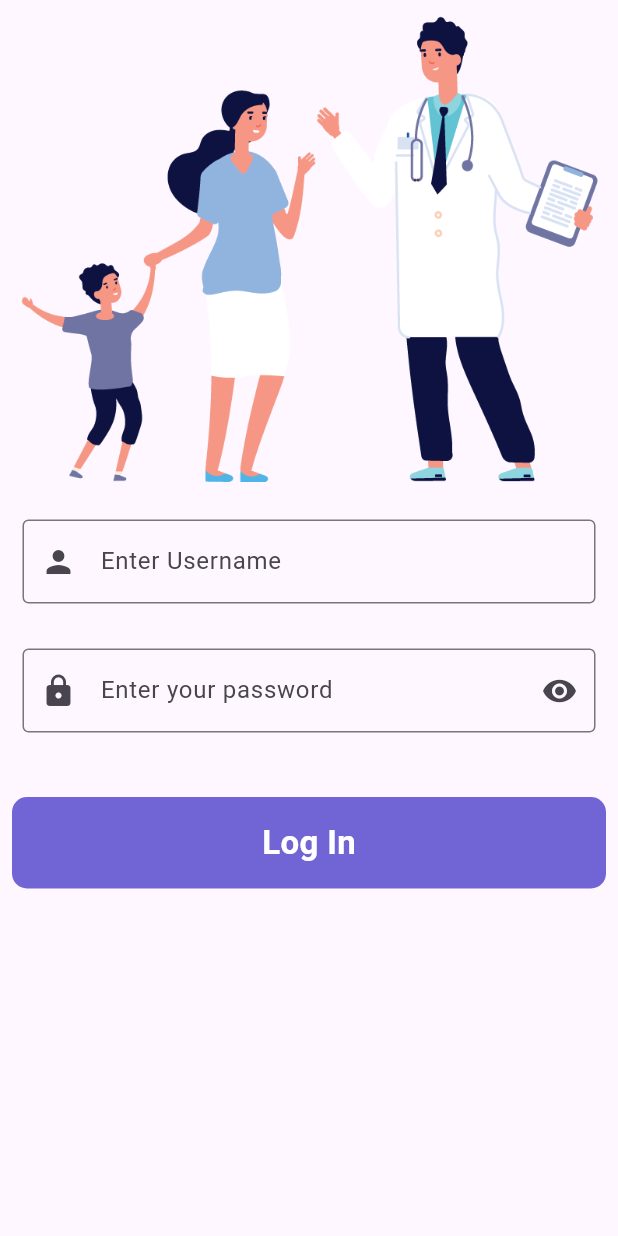
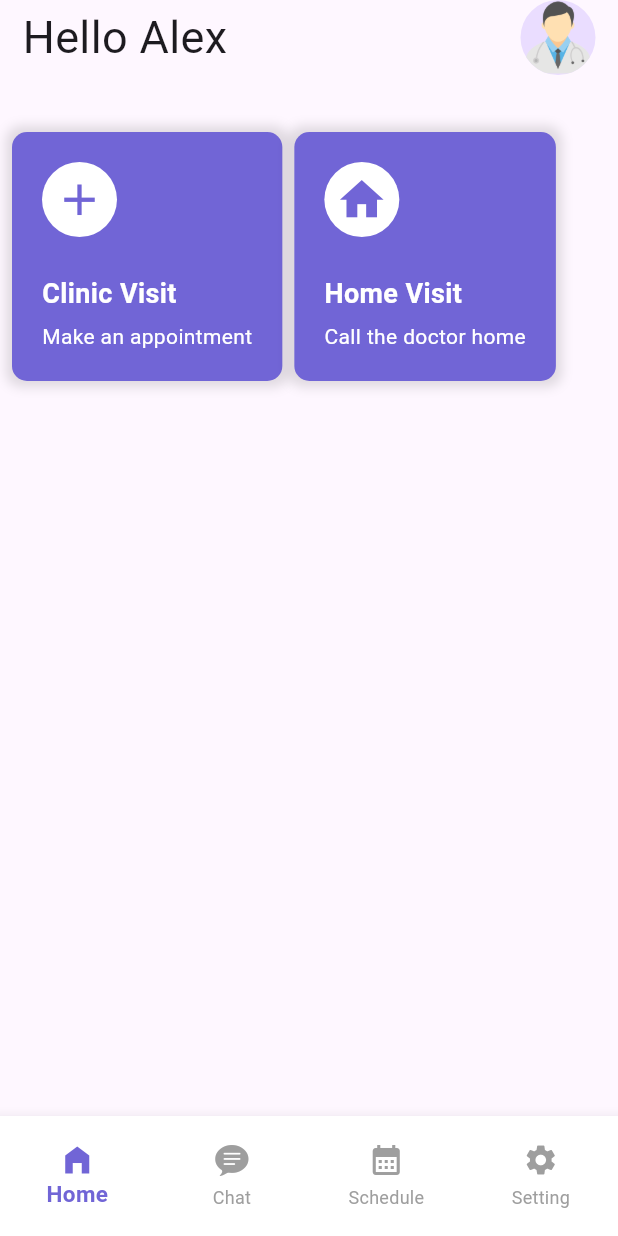
Before and after one commit to muhammedansaff/doctor_consultent, a Flutter app: the screen it shows after launch, after a tap on "SKIP", on a phone screen of 412 x 824 dp. Run offline on Flutter 3.47's test engine with Material 3 defaults, Android fonts, the phone set to English and light mode, and no system bars.

Commit message:
28-04-24

```diff
--- a/lib/pages/Welcomecreen.dart
+++ b/lib/pages/Welcomecreen.dart
@@ -1,5 +1,6 @@
 import 'package:doctor/pages/Signup.dart';
 import 'package:doctor/pages/login.dart';
+import 'package:doctor/widgest/navbar_roots.dart';
 import 'package:doctor/refactor/refactor.dart';
 import 'package:flutter/material.dart';
 
@@ -23,8 +24,10 @@ class Welcome_screen extends StatelessWidget {
                   alignment: Alignment.centerRight,
                   child: TextButton(
                     onPressed: () {
-                      Navigator.push(context,
-                          MaterialPageRoute(builder: (context) => Login()));
+                      Navigator.push(
+                          context,
+                          MaterialPageRoute(
+                              builder: (context) => const NavBarRoots()));
                     },
                     child: Text(
                       "SKIP",
--- /dev/null
+++ b/lib/pages/home.dart
@@ -0,0 +1,59 @@
+import 'package:doctor/refactor/refactor.dart';
+import 'package:flutter/material.dart';
+
+class HomeScreen extends StatelessWidget {
+  const HomeScreen({super.key});
+
+  @override
+  Widget build(BuildContext context) {
+    return SafeArea(
+      child: Scaffold(
+        body: Column(
+          crossAxisAlignment: CrossAxisAlignment.start,
+          children: [
+            const Padding(
+              padding: EdgeInsets.symmetric(horizontal: 15),
+              child: Row(
+                mainAxisAlignment: MainAxisAlignment.spaceBetween,
+                children: [
+                  Text(
+                    "Hello Alex",
+                    style: TextStyle(fontSize: 30),
+                  ),
+                  CircleAvatar(
+                    radius: 25,
+                    backgroundImage: AssetImage("assets/images/1.png"),
+                  )
+                ],
+              ),
+            ),
+            const SizedBox(
+              height: 30,
+            ),
+            Row(
+              children: [
+                Padding(
+                  padding: const EdgeInsets.all(8.0),
+                  child: Mywid(
+                      icon: Icons.add,
+                      onTap: () {
+                        print("clinik");
+                      },
+                      heading: "Clinic Visit",
+                      subhead: "Make an appointment"),
+                ),
+                Mywid(
+                    icon: Icons.home,
+                    onTap: () {
+                      print("home");
+                    },
+                    heading: "Home Visit",
+                    subhead: "Call the doctor home"),
+              ],
+            )
+          ],
+        ),
+      ),
+    );
+  }
+}
--- a/lib/refactor/refactor.dart
+++ b/lib/refactor/refactor.dart
@@ -85,3 +85,64 @@ class _MyTextfieldState extends State<MyTextfield> {
     );
   }
 }
+
+class Mywid extends StatelessWidget {
+  final void Function()? onTap;
+  final String heading;
+  final String subhead;
+  final IconData icon;
+  const Mywid(
+      {super.key,
+      required this.icon,
+      required this.onTap,
+      required this.heading,
+      required this.subhead});
+
+  @override
+  Widget build(BuildContext context) {
+    return InkWell(
+      onTap: onTap,
+      child: Container(
+        padding: const EdgeInsets.all(20),
+        decoration: BoxDecoration(
+          color: Theme.of(context).primaryColor,
+          borderRadius: BorderRadius.circular(10),
+          boxShadow: const [
+            BoxShadow(color: Colors.black12, blurRadius: 6, spreadRadius: 4)
+          ],
+        ),
+        child: Column(
+          crossAxisAlignment: CrossAxisAlignment.start,
+          children: [
+            Container(
+              height: 50,
+              width: 50,
+              decoration: const BoxDecoration(
+                  color: Colors.white, shape: BoxShape.circle),
+              child: Icon(
+                icon,
+                size: 35,
+                color: Theme.of(context).primaryColor,
+              ),
+            ),
+            const SizedBox(height: 25),
+            Text(
+              heading,
+              style: const TextStyle(
+                  color: Colors.white,
+                  fontSize: 18,
+                  fontWeight: FontWeight.bold),
+            ),
+            const SizedBox(
+              height: 5,
+            ),
+            Text(
+              subhead,
+              style: TextStyle(color: Colors.white),
+            )
+          ],
+        ),
+      ),
+    );
+  }
+}
--- /dev/null
+++ b/lib/widgest/navbar_roots.dart
@@ -0,0 +1,68 @@
+import 'package:doctor/pages/home.dart';
+import 'package:flutter/cupertino.dart';
+import 'package:flutter/material.dart';
+
+class NavBarRoots extends StatefulWidget {
+  const NavBarRoots({super.key});
+
+  @override
+  State<NavBarRoots> createState() => _NavBarRootsState();
+}
+
+class _NavBarRootsState extends State<NavBarRoots> {
+  int _selectedIndex = 0; // Move _selectedIndex here
+
+  final _screens = [
+    HomeScreen(),
+    Container(),
+    Container(
+      child: Center(child: Text("hello")),
+    ),
+    Container()
+  ];
+
+  @override
+  Widget build(BuildContext context) {
+    return Scaffold(
+      body: _screens[_selectedIndex],
+      backgroundColor: Colors.white,
+      bottomNavigationBar: Container(
+        height: 80,
+        child: BottomNavigationBar(
+          items: const [
+            BottomNavigationBarItem(
+              icon: Icon(Icons.home_filled),
+              label: "Home",
+            ),
+            BottomNavigationBarItem(
+              icon: Icon(CupertinoIcons.chat_bubble_text_fill),
+              label: "Chat",
+            ),
+            BottomNavigationBarItem(
+              icon: Icon(Icons.calendar_month),
+              label: "Schedule",
+            ),
+            BottomNavigationBarItem(
+              icon: Icon(Icons.settings),
+              label: "Setting",
+            ),
+          ],
+          backgroundColor: Colors.white,
+          type: BottomNavigationBarType.fixed,
+          selectedItemColor: Theme.of(context).primaryColor,
+          unselectedItemColor: Colors.grey,
+          selectedLabelStyle: const TextStyle(
+            fontWeight: FontWeight.bold,
+            fontSize: 15,
+          ),
+          currentIndex: _selectedIndex,
+          onTap: (index) {
+            setState(() {
+              _selectedIndex = index;
+            });
+          },
+        ),
+      ),
+    );
+  }
+}
```
Also changed, not shown: lib/pages/Signup.dart (+79 -1 lines), lib/pages/login.dart (+30 -3 lines).
